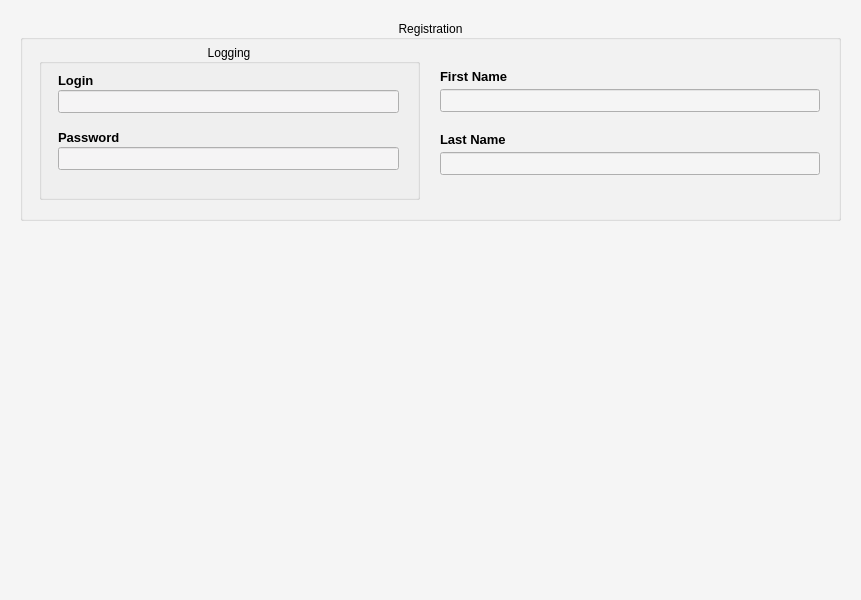
The window that CLIENT/RHE_Client/registration_widget.ui (qvinn/RHE) describes before a commit, drawn with Qt 5.
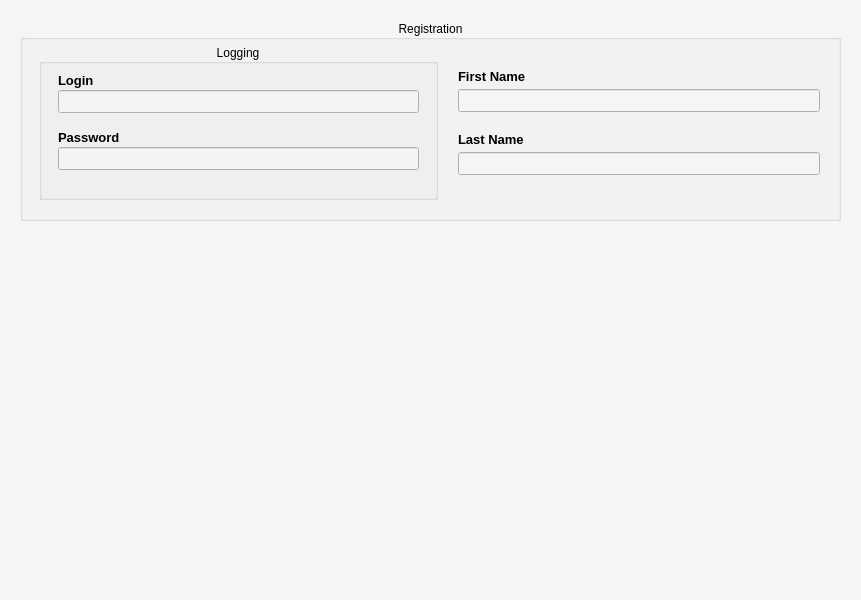
The same window after the commit.

Patch:
```diff
--- a/CLIENT/RHE_Client/registration_widget.ui
+++ b/CLIENT/RHE_Client/registration_widget.ui
@@ -262,6 +262,12 @@
             <verstretch>0</verstretch>
            </sizepolicy>
           </property>
+          <property name="minimumSize">
+           <size>
+            <width>399</width>
+            <height>0</height>
+           </size>
+          </property>
           <property name="palette">
            <palette>
             <active>
@@ -337,7 +343,7 @@
             <rect>
              <x>-1</x>
              <y>19</y>
-             <width>381</width>
+             <width>401</width>
              <height>131</height>
             </rect>
            </property>
@@ -398,7 +404,7 @@
              <widget class="QLineEdit" name="lineEdit_login">
               <property name="minimumSize">
                <size>
-                <width>170</width>
+                <width>359</width>
                 <height>0</height>
                </size>
               </property>
@@ -577,7 +583,7 @@
              <widget class="QLineEdit" name="lineEdit_password">
               <property name="minimumSize">
                <size>
-                <width>170</width>
+                <width>359</width>
                 <height>0</height>
                </size>
               </property>
@@ -811,7 +817,7 @@
            <widget class="QLineEdit" name="lineEdit_FName">
             <property name="minimumSize">
              <size>
-              <width>170</width>
+              <width>359</width>
               <height>0</height>
              </size>
             </property>
@@ -990,7 +996,7 @@
            <widget class="QLineEdit" name="lineEdit_LName">
             <property name="minimumSize">
              <size>
-              <width>170</width>
+              <width>359</width>
               <height>0</height>
              </size>
             </property>
```
Left out of the diff: 2 changed lines with no effect on the pictures.
